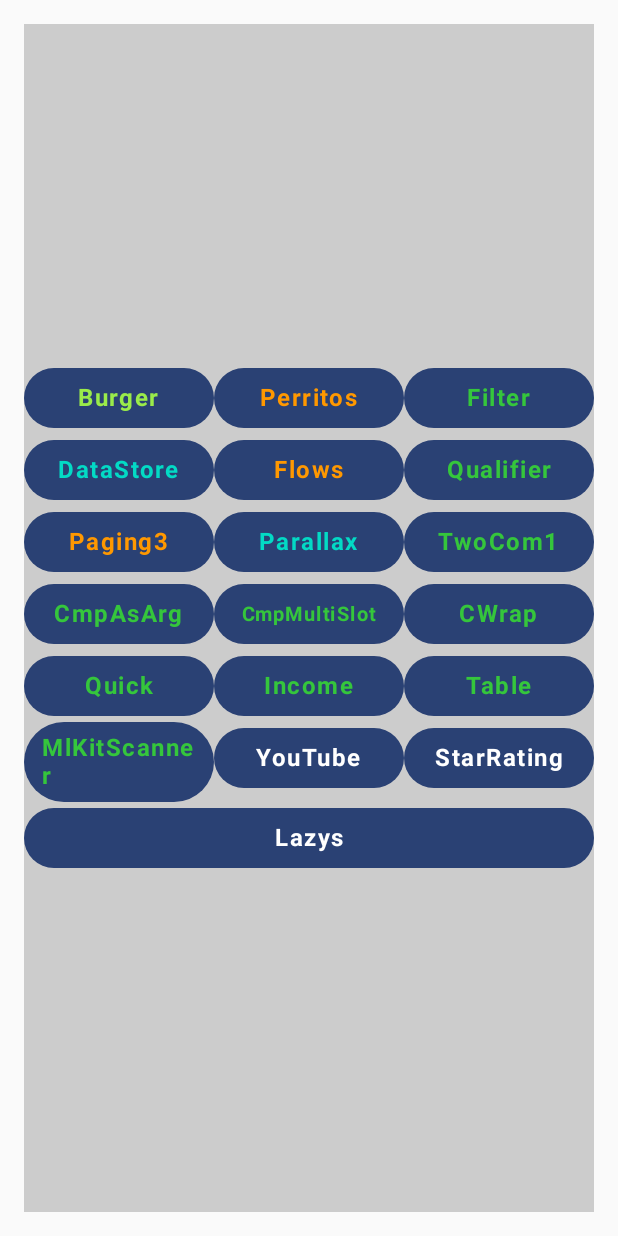
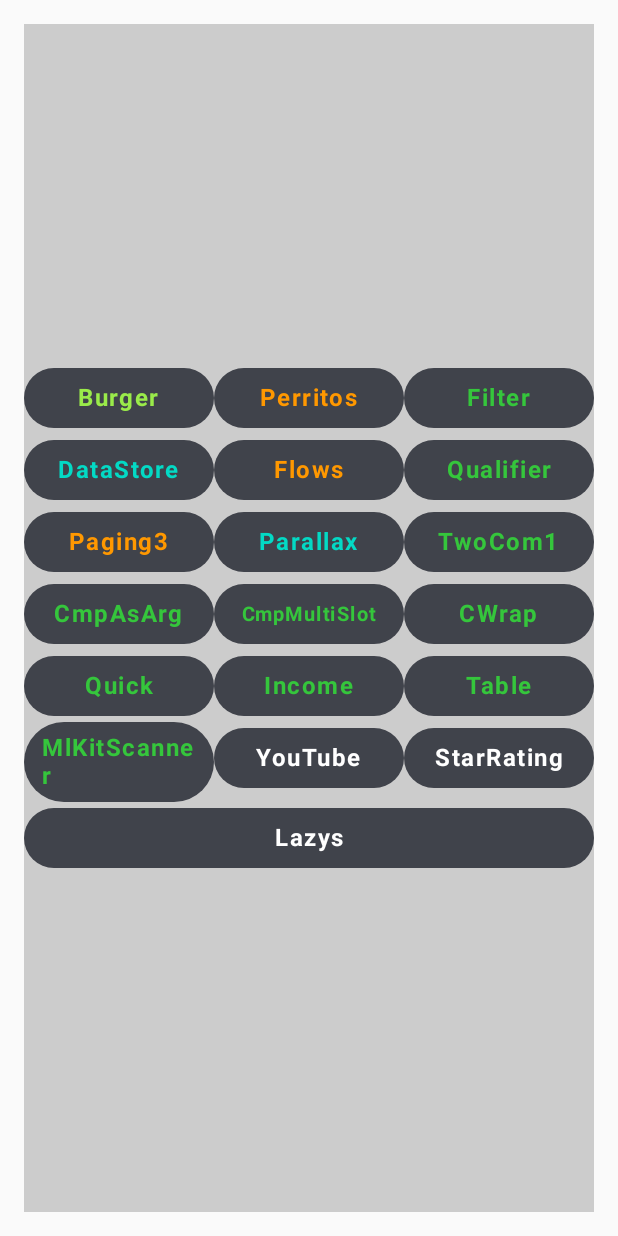
Before and after one commit to 7yes/C25a, an Android app built with Jetpack Compose: the screen it shows after launch (MainActivity), on a phone screen of 412 x 824 dp. Run offline under Robolectric (Android 15) with nearby library versions, the phone set to English and light mode, and no system bars; our stand-ins replace Dagger/Hilt's generated code.

Commit message:
Lazys (#15)
* Ag RatingBar

* lazys row colum grid StaggeredGrid

* color

```diff
--- a/app/src/main/java/com/jesse/c25a/MainActivity.kt
+++ b/app/src/main/java/com/jesse/c25a/MainActivity.kt
@@ -13,7 +13,9 @@
 import androidx.compose.foundation.layout.fillMaxWidth
 import androidx.compose.foundation.layout.padding
 import androidx.compose.material3.Button
+import androidx.compose.material3.ButtonColors
 import androidx.compose.material3.ButtonDefaults
+import androidx.compose.material3.MaterialTheme
 import androidx.compose.runtime.Composable
 import androidx.compose.ui.Alignment
 import androidx.compose.ui.Modifier
@@ -125,7 +127,7 @@
 
                     it.forEach {
                         if (it != "")
-                            Button( modifier = Modifier.weight(1f), onClick = { onclick(it) }, contentPadding = ButtonDefaults.TextButtonContentPadding) {
+                            Button( modifier = Modifier.weight(1f), onClick = { onclick(it) }, contentPadding = ButtonDefaults.TextButtonContentPadding, colors = ButtonDefaults.buttonColors().copy(containerColor = MaterialTheme.colorScheme.onSurfaceVariant)) {
                                 val buttonData: MyScreens = getButtonInfo(it)
                                     MyText(text = it, color = buttonData.cat.color, textSizeDp = buttonData.size.dp)
                             }
```
